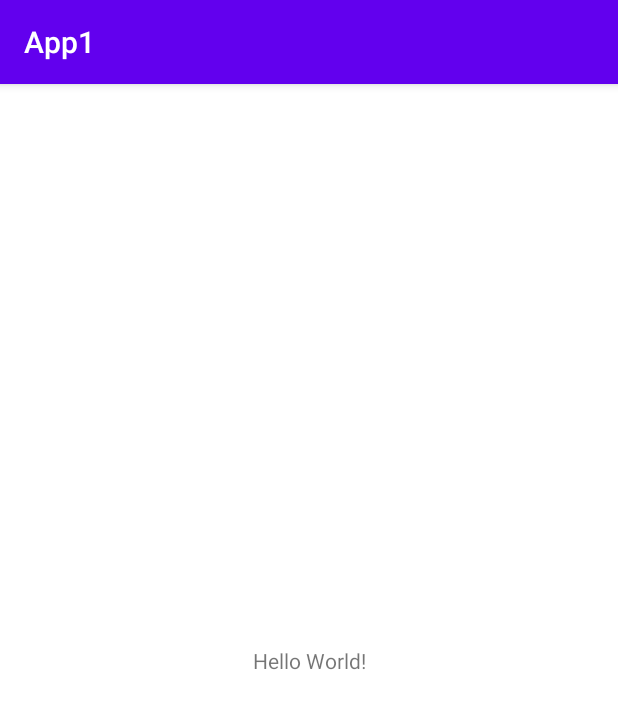
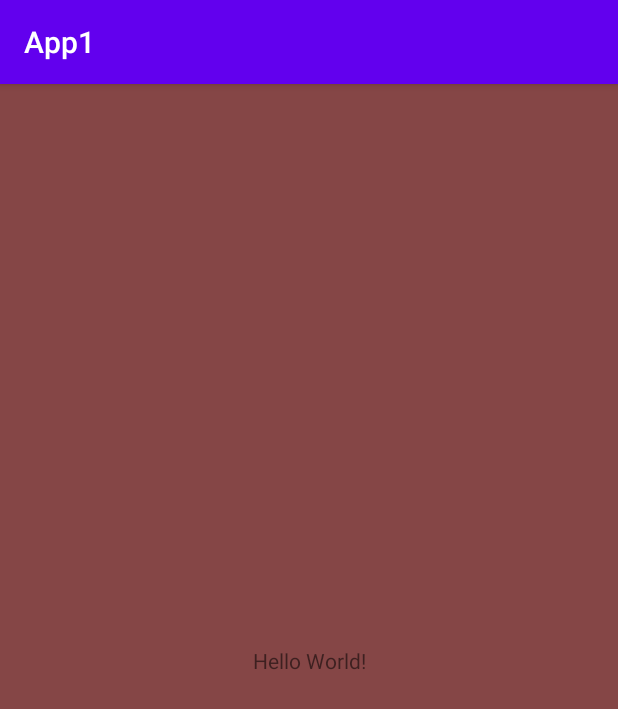
Before and after one commit to KutyaWin/App1, an Android app: the screen it shows after launch (MainActivity), on a phone screen of 412 x 824 dp. Shown: the top 709 px of the screen. Run offline under Robolectric (Android 15) with nearby library versions, the phone set to English and light mode, and no system bars.

Commit message:
Creating project

```diff
--- a/app/src/main/res/layout/activity_main.xml
+++ b/app/src/main/res/layout/activity_main.xml
@@ -4,6 +4,7 @@
     xmlns:tools="http://schemas.android.com/tools"
     android:layout_width="match_parent"
     android:layout_height="match_parent"
+    android:background="#854646"
     tools:context=".MainActivity">
 
     <TextView
```
